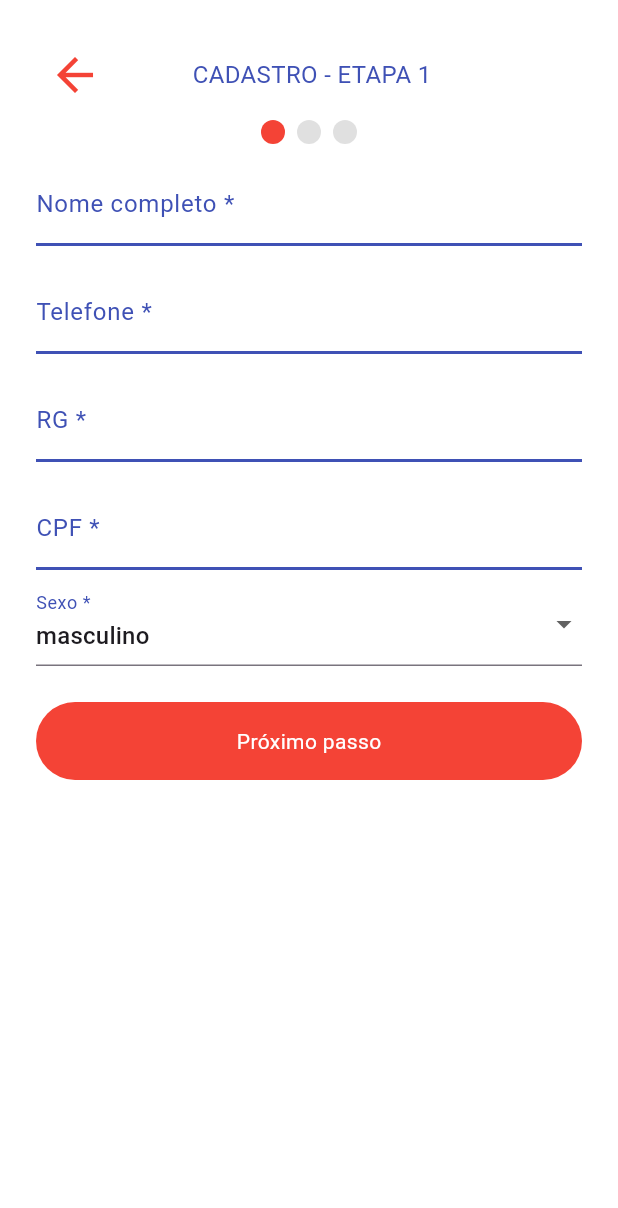
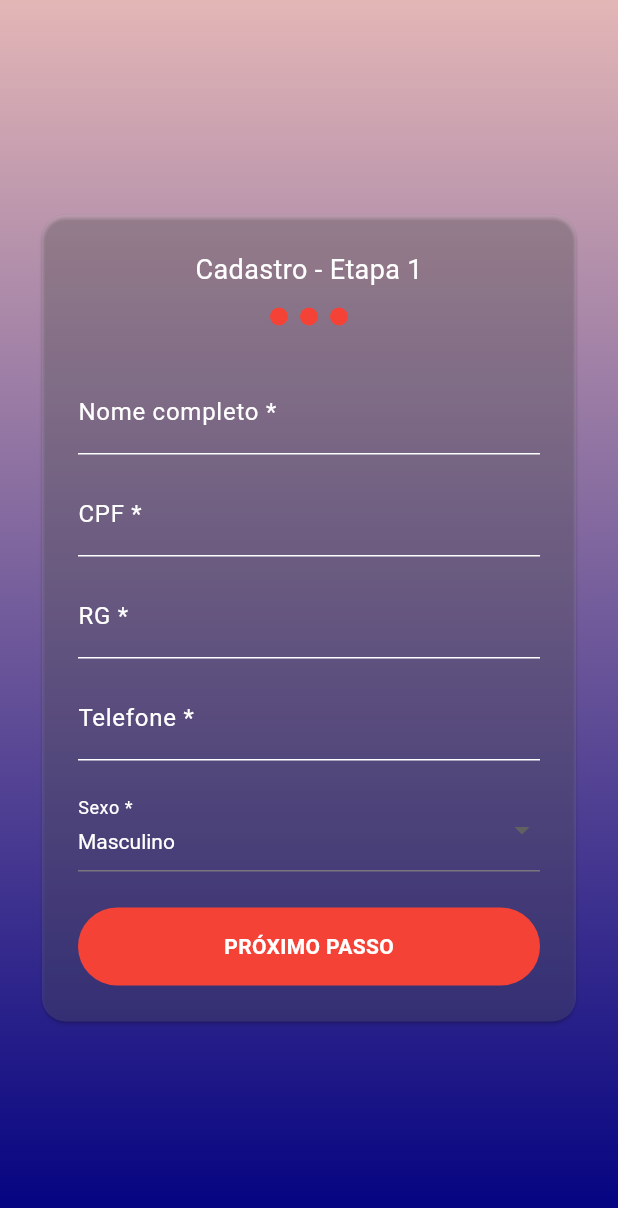
Before and after one commit to GabrielViana14/NavyMobileApp, a Flutter app: the CadastroPage screen opened directly, on a phone screen of 412 x 824 dp. Shown: the top 1208 px of the screen. Run offline on Flutter 3.47's test engine with Material 3 defaults, Android fonts, the phone set to English and light mode, and no system bars; our stand-ins replace flutter_map, flutter_secure_storage, geolocator, latlong2, mask_text_input_formatter; missing offline and left inert: flutter_map_marker_popup; accounts and stored records are empty.

Commit message:
atualzação layout cadastro

```diff
--- a/lib/cadastroPage.dart
+++ b/lib/cadastroPage.dart
@@ -1,9 +1,9 @@
 import 'package:flutter/material.dart';
+import 'enderecoPage.dart';
 import 'cadastro_model.dart';
-import 'enderecoPage.dart';
 
 class CadastroPage extends StatefulWidget {
-  const CadastroPage({Key? key}) : super(key: key);
+  const CadastroPage({super.key});
 
   @override
   State<CadastroPage> createState() => _CadastroPageState();
@@ -11,117 +11,134 @@ class CadastroPage extends StatefulWidget {
 
 class _CadastroPageState extends State<CadastroPage> {
   final _formKey = GlobalKey<FormState>();
+  final _nomeController = TextEditingController();
+  final _cpfController = TextEditingController();
+  final _rgController = TextEditingController();
+  final _telefoneController = TextEditingController();
 
-  final _nomeController = TextEditingController();
-  final _telefoneController = TextEditingController();
-  final _rgController = TextEditingController();
-  final _cpfController = TextEditingController();
+  String _sexoSelecionado = 'Masculino';
 
-  String _sexoSelecionado = 'masculino';
+  String? _validarCampoObrigatorio(String? value) {
+    if (value == null || value.isEmpty) return 'Campo obrigatório';
+    return null;
+  }
+
+  String? _validarCpf(String? value) {
+    if (value == null || value.length != 11) return 'CPF deve ter 11 dígitos';
+    return null;
+  }
 
   void _irParaEndereco() {
     if (_formKey.currentState!.validate()) {
       final cadastro = CadastroModel(
         nome: _nomeController.text,
+        cpf: _cpfController.text,
+        rg: _rgController.text,
+        sexo: _sexoSelecionado,
         telefone: _telefoneController.text,
-        rg: _rgController.text,
-        cpf: _cpfController.text,
-        sexo: _sexoSelecionado,
-        cnh: '',
-        cep: '',
-        rua: '',
-        numero: '',
-        estado: '',
-        cidade: '',
       );
-      Navigator.push(context, MaterialPageRoute(builder: (_) => EnderecoPage(cadastro: cadastro)));
+      Navigator.push(
+        context,
+        MaterialPageRoute(builder: (context) => EnderecoPage(cadastro: cadastro)),
+      );
     }
   }
 
-  String? validarCPF(String? value) {
-    if (value == null || value.isEmpty) return 'CPF obrigatório';
-    if (!RegExp(r'^\d{11}$').hasMatch(value)) return 'CPF inválido';
-    return null;
-  }
-
-  String? validarTelefone(String? value) {
-    if (value == null || value.isEmpty) return 'Telefone obrigatório';
-    if (!RegExp(r'^\d{10,11}$').hasMatch(value)) return 'Telefone inválido';
-    return null;
-  }
-
-  Widget campo(String label, TextEditingController controller, {TextInputType? tipo, String? Function(String?)? validator}) {
+  Widget _campoTexto(String label, TextEditingController controller,
+      {TextInputType tipo = TextInputType.text, String? Function(String?)? validator}) {
     return Padding(
-      padding: const EdgeInsets.symmetric(vertical: 8),
+      padding: const EdgeInsets.symmetric(vertical: 6),
       child: TextFormField(
         controller: controller,
-        validator: validator,
         keyboardType: tipo,
+        validator: validator ?? _validarCampoObrigatorio,
         decoration: InputDecoration(
-          labelText: '$label *',
-          labelStyle: TextStyle(color: Colors.indigo),
+          labelText: label,
+          labelStyle: TextStyle(color: Colors.white),
           enabledBorder: UnderlineInputBorder(
-            borderSide: BorderSide(color: Colors.indigo, width: 2),
+              borderSide: BorderSide(color: Colors.white)),
         ),
-        ),
+        style: TextStyle(color: Colors.white),
       ),
     );
   }
 
-  Widget etapas() => Row(
-        mainAxisAlignment: MainAxisAlignment.center,
-        children: List.generate(3, (i) => Padding(
-          padding: EdgeInsets.all(4),
-          child: CircleAvatar(radius: 8, backgroundColor: i == 0 ? Colors.red : Colors.grey[300]),
-        )),
-      );
-
   @override
   Widget build(BuildContext context) {
     return Scaffold(
-      body: SafeArea(
+      body: Container(
+        decoration: BoxDecoration(
+          gradient: LinearGradient(
+            colors: [Color(0xFFE3B6B6), Color(0xFF000080)],
+            begin: Alignment.topCenter,
+            end: Alignment.bottomCenter,
+          ),
+        ),
         child: Center(
-          child: ConstrainedBox(
-            constraints: BoxConstraints(maxWidth: 500),
+          child: SingleChildScrollView(
+            padding: const EdgeInsets.all(24),
+            child: Card(
+              color: Colors.white.withOpacity(0.1),
+              shape: RoundedRectangleBorder(borderRadius: BorderRadius.circular(16)),
               child: Padding(
                 padding: const EdgeInsets.all(24),
                 child: Form(
                   key: _formKey,
-                child: ListView(
+                  child: Column(
                     children: [
+                      Text('Cadastro - Etapa 1', style: TextStyle(color: Colors.white, fontSize: 18)),
+                      SizedBox(height: 12),
                       Row(
-                      children: [
-                        IconButton(
-                          icon: Icon(Icons.arrow_back, color: Colors.red),
-                          onPressed: () => Navigator.of(context).pop(),
+                        mainAxisAlignment: MainAxisAlignment.center,
+                        children: List.generate(3, (index) {
+                          return Container(
+                            margin: EdgeInsets.symmetric(horizontal: 4),
+                            width: 12,
+                            height: 12,
+                            decoration: BoxDecoration(
+                              color: Colors.red,
+                              shape: BoxShape.circle,
                             ),
-                        Expanded(
-                          child: Center(child: Text('CADASTRO - ETAPA 1', style: TextStyle(fontSize: 16, color: Colors.indigo))),
+                          );
+                        }),
                       ),
-                        SizedBox(width: 48),
-                      ],
+                      SizedBox(height: 24),
+                      _campoTexto('Nome completo *', _nomeController),
+                      _campoTexto('CPF *', _cpfController, tipo: TextInputType.number, validator: _validarCpf),
+                      _campoTexto('RG *', _rgController),
+                      _campoTexto('Telefone *', _telefoneController, tipo: TextInputType.phone),
+                      SizedBox(height: 12),
+                      DropdownButtonFormField<String>(
+                        value: _sexoSelecionado,
+                        decoration: InputDecoration(
+                          labelText: 'Sexo *',
+                          labelStyle: TextStyle(color: Colors.white),
                         ),
-                    etapas(),
-                    campo('Nome completo', _nomeController),
-                    campo('Telefone', _telefoneController, tipo: TextInputType.phone, validator: validarTelefone),
-                    campo('RG', _rgController),
-                    campo('CPF', _cpfController, tipo: TextInputType.number, validator: validarCPF),
-                    DropdownButtonFormField(
-                      value: _sexoSelecionado,
-                      items: ['masculino', 'feminino'].map((s) => DropdownMenuItem(value: s, child: Text(s))).toList(),
-                      onChanged: (v) => setState(() => _sexoSelecionado = v!),
-                      decoration: InputDecoration(labelText: 'Sexo *', labelStyle: TextStyle(color: Colors.indigo)),
+                        dropdownColor: Colors.black87,
+                        style: TextStyle(color: Colors.white),
+                        items: ['Masculino', 'Feminino']
+                            .map((e) => DropdownMenuItem(value: e, child: Text(e)))
+                            .toList(),
+                        onChanged: (value) => setState(() => _sexoSelecionado = value!),
                       ),
                       SizedBox(height: 24),
                       GestureDetector(
                         onTap: _irParaEndereco,
                         child: Container(
+                          width: double.infinity,
                           padding: EdgeInsets.symmetric(vertical: 16),
-                        decoration: BoxDecoration(color: Colors.red, borderRadius: BorderRadius.circular(30)),
-                        child: Center(child: Text('Próximo passo', style: TextStyle(color: Colors.white))),
+                          decoration: BoxDecoration(
+                            color: Colors.red,
+                            borderRadius: BorderRadius.circular(30),
                           ),
-                    )
+                          child: Center(
+                            child: Text('PRÓXIMO PASSO',
+                                style: TextStyle(color: Colors.white, fontWeight: FontWeight.bold)),
+                          ),
+                        ),
+                      ),
                     ],
+                  ),
                 ),
               ),
             ),
--- a/lib/cadastro_model.dart
+++ b/lib/cadastro_model.dart
@@ -1,88 +1,105 @@
-import 'dart:convert';
-import 'package:flutter/material.dart';
-import 'package:http/http.dart' as http;
+class CadastroModel {
+  final String nome;
+  final String cpf;
+  final String rg;
+  final String? telefone;
 
-class CadastroModel {
-  String email;
-  String senha;
-  String nome;
-  String telefone;
-  String rg;
-  String cpf;
-  String sexo;
-  String cnh;
-  String cep;
-  String rua;
-  String numero;
-  String estado;
-  String cidade;
+  final String sexo;
+  final String? email;
+  final String? senha;
+
+  final String? cep;
+  final String? estado;
+  final String? municipio;
+  final String? rua;
+  final String? numero;
+  final String? logradouro;
 
   CadastroModel({
-    this.email = '',
-    this.senha = '',
     required this.nome,
-    required this.telefone,
+    required this.cpf,
     required this.rg,
-    required this.cpf,
     required this.sexo,
-    required this.cnh,
-    required this.cep,
-    required this.rua,
-    required this.numero,
-    required this.estado,
-    required this.cidade,
+    this.telefone,
+
+    this.email,
+    this.senha,
+    this.cep,
+    this.estado,
+    this.municipio,
+    this.rua,
+    this.numero,
+    this.logradouro,
   });
 
   CadastroModel copyWith({
+    String? nome,
+    String? cpf,
+    String? rg,
+    String? telefone,
+    String? sexo,
     String? email,
     String? senha,
-    String? nome,
-    String? telefone,
-    String? rg,
-    String? cpf,
-    String? sexo,
-    String? cnh,
     String? cep,
+    String? estado,
+    String? municipio,
     String? rua,
     String? numero,
-    String? estado,
-    String? cidade,
+    String? logradouro,
   }) {
     return CadastroModel(
+      nome: nome ?? this.nome,
+      cpf: cpf ?? this.cpf,
+      rg: rg ?? this.rg,
+      telefone: telefone ?? this.telefone,
+      sexo: sexo ?? this.sexo,
       email: email ?? this.email,
       senha: senha ?? this.senha,
-      nome: nome ?? this.nome,
-      telefone: telefone ?? this.telefone,
-      rg: rg ?? this.rg,
-      cpf: cpf ?? this.cpf,
-      sexo: sexo ?? this.sexo,
-      cnh: cnh ?? this.cnh,
       cep: cep ?? this.cep,
+      estado: estado ?? this.estado,
+      municipio: municipio ?? this.municipio,
       rua: rua ?? this.rua,
       numero: numero ?? this.numero,
-      estado: estado ?? this.estado,
-      cidade: cidade ?? this.cidade,
+      logradouro: logradouro ?? this.logradouro,
+    );
+  }
+
+  CadastroModel copyWithEndereco({
+    String? cep,
+    String? estado,
+    String? municipio,
+    String? rua,
+    String? numero,
+    String? logradouro,
+  }) {
+    return copyWith(
+      cep: cep,
+      estado: estado,
+      municipio: municipio,
+      rua: rua,
+      numero: numero,
+      logradouro: logradouro,
     );
   }
 
   Map<String, dynamic> toJson() {
     return {
-      "email": email,
-      "password": senha,
-      "name": nome,
-      "phone": telefone,
-      "rg": rg,
-      "cpf": cpf,
-      "gender": sexo.toLowerCase(),
-      "cep": cep,
-      "rua": rua,
-      "numero": numero,
-      "cnh": cnh,
-      "logradouro": rua,
-      "estado": estado.toUpperCase(),
-      "municipio": cidade,
-      "latitude": 0,
-      "longitude": 0,
+      'email': email,
+      'password': senha,
+      'name': nome,
+     'phone': telefone ?? '',
+      'rg': rg,
+      'cpf': cpf,
+      'gender': sexo.toLowerCase(),
+      'cep': cep,
+      'rua': rua,
+      'numero': numero,
+      'cnh': '', // opcional
+      'logradouro': logradouro,
+      'estado': estado,
+      'municipio': municipio,
+      'latitude': 0,
+      'longitude': 0,
     };
   }
 }
```
Also changed, not shown: lib/enderecoPage.dart (+79 -42 lines). Lines whose indentation alone changed are shown as unchanged.
